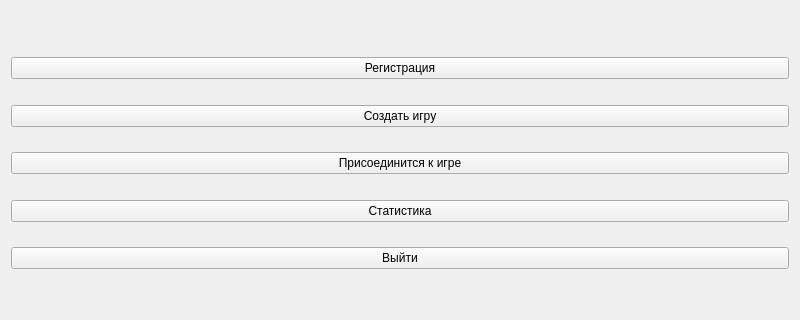
The window that client/src/mainmenu.ui (DOXECEES/Tic-Tak-Toe) describes before a commit, drawn with Qt 5; both pictures show x 0 to 800 and y 280 to 600 of the 800 by 600 pixel window.
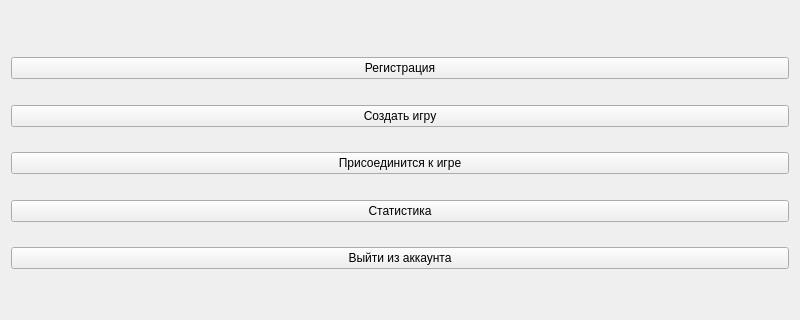
The same window after the commit. Icons and pictures are not drawn.

```diff
--- a/client/src/mainmenu.ui
+++ b/client/src/mainmenu.ui
@@ -106,7 +106,7 @@
      <item row="10" column="1">
       <widget class="QPushButton" name="pushButton_4">
        <property name="text">
-        <string>Выйти</string>
+        <string>Выйти из аккаунта</string>
        </property>
       </widget>
      </item>
```
